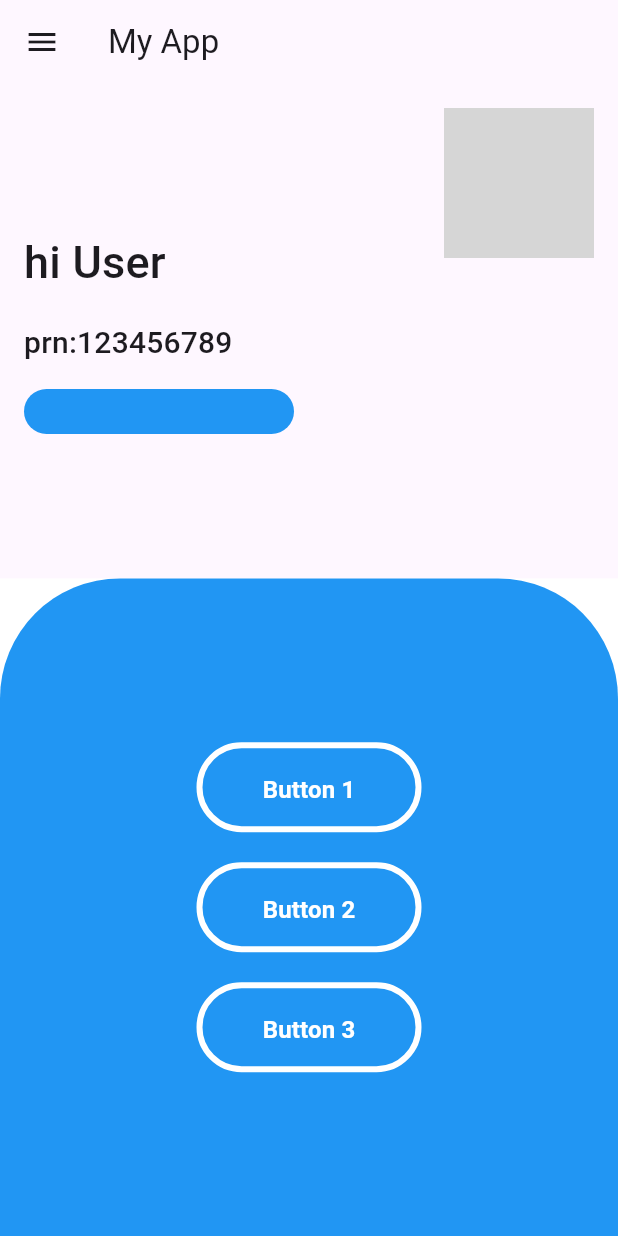
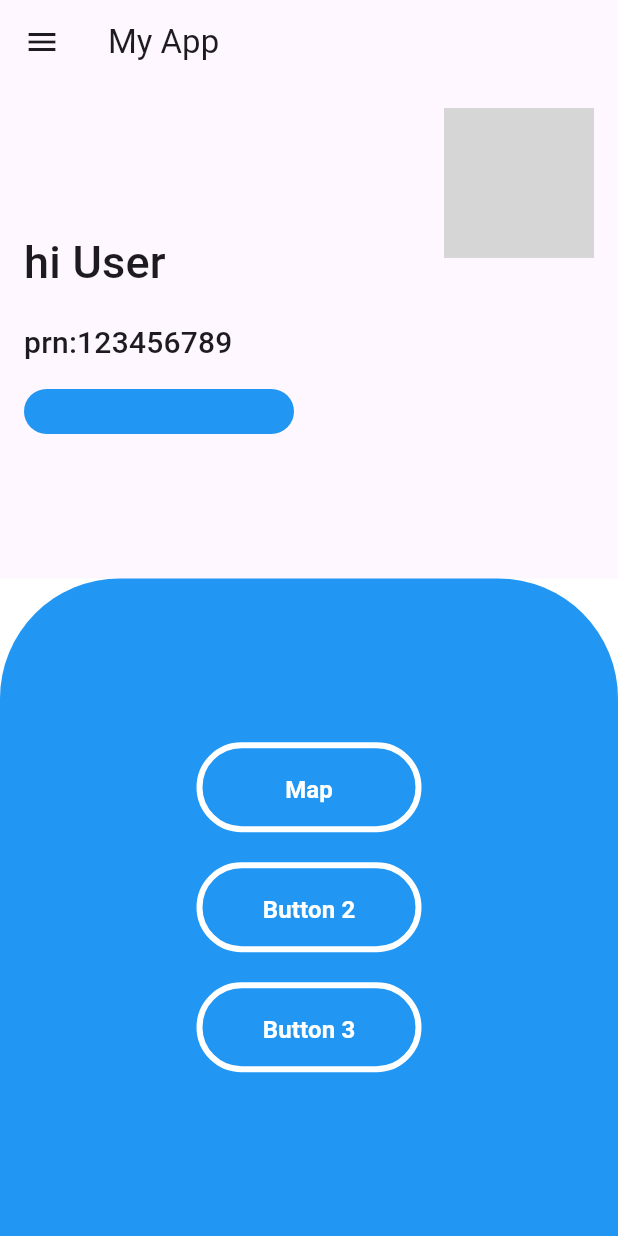
Before and after one commit to vaibhavnavghare4253/bustrack, a Flutter app: the Tryoff screen opened directly, on a phone screen of 412 x 824 dp. Run offline on Flutter 3.47's test engine with Material 3 defaults, Android fonts, the phone set to English and light mode, and no system bars; our stand-ins replace firebase_auth, firebase_core, google_maps_flutter, location; missing offline and left inert: flutter_polyline_points; accounts and stored records are empty; grey boxes are pictures that could not be loaded.

Commit message:
live location tracking is added in track.dart file but need more integration of features in next commit

```diff
--- /dev/null
+++ b/lib/constants.dart
@@ -0,0 +1 @@
+const String googleMapsApiKey = "AIzaSyD4qVLPfLBWWl1Gc8U6UpefCTT1wIM_nnU";
--- a/lib/main.dart
+++ b/lib/main.dart
@@ -1,4 +1,4 @@
-// import 'package:bus_track/pages/location.dart';
+// import 'package:bus_track/pages/track.dart';
 import 'package:bus_track/pages/signup.dart';
 import 'package:flutter/material.dart';
 import 'package:firebase_core/firebase_core.dart';
--- a/lib/pages/interpage.dart
+++ b/lib/pages/interpage.dart
@@ -1,19 +1,20 @@
+import 'package:bus_track/pages/track.dart';
 import 'package:flutter/material.dart';
 
 class Tryoff extends StatelessWidget {
-  const Tryoff({Key? key}) : super(key: key);
+  const Tryoff({super.key});
 
   @override
   Widget build(BuildContext context) {
     return Scaffold(
       appBar: AppBar(
-        title: Text('My App'),
+        title: const Text('My App'),
       ),
       drawer: Drawer(
         child: ListView(
           padding: EdgeInsets.zero,
           children: <Widget>[
-            DrawerHeader(
+            const DrawerHeader(
               decoration: BoxDecoration(
                 color: Colors.blue,
               ),
@@ -36,22 +37,22 @@ class Tryoff extends StatelessWidget {
               ),
             ),
             ListTile(
-              leading: Icon(Icons.home),
-              title: Text('Home'),
+              leading: const Icon(Icons.home),
+              title: const Text('Home'),
               onTap: () {
                 // Navigate to Home
               },
             ),
             ListTile(
-              leading: Icon(Icons.settings),
-              title: Text('Settings'),
+              leading: const Icon(Icons.settings),
+              title: const Text('Settings'),
               onTap: () {
                 // Navigate to Settings
               },
             ),
             ListTile(
-              leading: Icon(Icons.contacts),
-              title: Text('Contact Us'),
+              leading: const Icon(Icons.contacts),
+              title: const Text('Contact Us'),
               onTap: () {
                 // Navigate to Contact Us
               },
@@ -63,7 +64,7 @@ class Tryoff extends StatelessWidget {
         children: [
           Column(
             children: [
-              Container(
+              SizedBox(
                 width: MediaQuery.of(context).size.width,
                 height: MediaQuery.of(context).size.height / 2.5,
                 child: Align(
@@ -99,7 +100,7 @@ class Tryoff extends StatelessWidget {
                             ),
                           ],
                         ),
-                        SizedBox(height: 16),
+                        const SizedBox(height: 16),
                         Text(
                           'prn:123456789',
                           style: Theme.of(context)
@@ -109,7 +110,7 @@ class Tryoff extends StatelessWidget {
                             fontSize: 20,
                           ),
                         ),
-                        SizedBox(height: 16),
+                        const SizedBox(height: 16),
                         Align(
                           alignment: Alignment.centerLeft,
                           child: Container(
@@ -144,16 +145,20 @@ class Tryoff extends StatelessWidget {
                         OutlinedButton(
                           onPressed: () {
                             // Perform an action when the first button is pressed
+                            Navigator.push(
+                              context,
+                              MaterialPageRoute(builder: (context) => const GoogleMapPage()),
+                            );
                           },
                           style: OutlinedButton.styleFrom(
                             foregroundColor: Colors.white,
                             side: const BorderSide(color: Colors.white, width: 4),
                             padding: const EdgeInsets.symmetric(horizontal: 20, vertical: 20),
-                            minimumSize: Size(150, 50),
-                            maximumSize: Size(200, 60),
+                            minimumSize: const Size(150, 50),
+                            maximumSize: const Size(200, 60),
                           ),
                           child: const Text(
-                            'Button 1',
+                            'Map',
                             style: TextStyle(
                               fontSize: 16,
                               fontWeight: FontWeight.bold,
@@ -161,7 +166,7 @@ class Tryoff extends StatelessWidget {
                             ),
                           ),
                         ),
-                        SizedBox(height: 20),
+                        const SizedBox(height: 20),
                         OutlinedButton(
                           onPressed: () {
                             // Perform an action when the second button is pressed
@@ -170,8 +175,8 @@ class Tryoff extends StatelessWidget {
                             foregroundColor: Colors.white,
                             side: const BorderSide(color: Colors.white, width: 4),
                             padding: const EdgeInsets.symmetric(horizontal: 20, vertical: 20),
-                            minimumSize: Size(150, 50),
-                            maximumSize: Size(200, 60),
+                            minimumSize: const Size(150, 50),
+                            maximumSize: const Size(200, 60),
                           ),
                           child: const Text(
                             'Button 2',
@@ -182,7 +187,7 @@ class Tryoff extends StatelessWidget {
                             ),
                           ),
                         ),
-                        SizedBox(height: 20),
+                        const SizedBox(height: 20),
                         OutlinedButton(
                           onPressed: () {
                             // Perform an action when the third button is pressed
@@ -191,8 +196,8 @@ class Tryoff extends StatelessWidget {
                             foregroundColor: Colors.white,
                             side: const BorderSide(color: Colors.white, width: 4),
                             padding: const EdgeInsets.symmetric(horizontal: 20, vertical: 20),
-                            minimumSize: Size(150, 50),
-                            maximumSize: Size(200, 60),
+                            minimumSize: const Size(150, 50),
+                            maximumSize: const Size(200, 60),
                           ),
                           child: const Text(
                             'Button 3',
@@ -210,7 +215,7 @@ class Tryoff extends StatelessWidget {
               ),
             ],
           ),
-          Positioned(
+          const Positioned(
             top: 16,
             right: 16,
             child: CircleAvatar(
```
Also changed, not shown: lib/pages/track.dart (added, +131 -0 lines), pubspec.yaml (+15 -26 lines), pubspec.lock, 5 other files.
